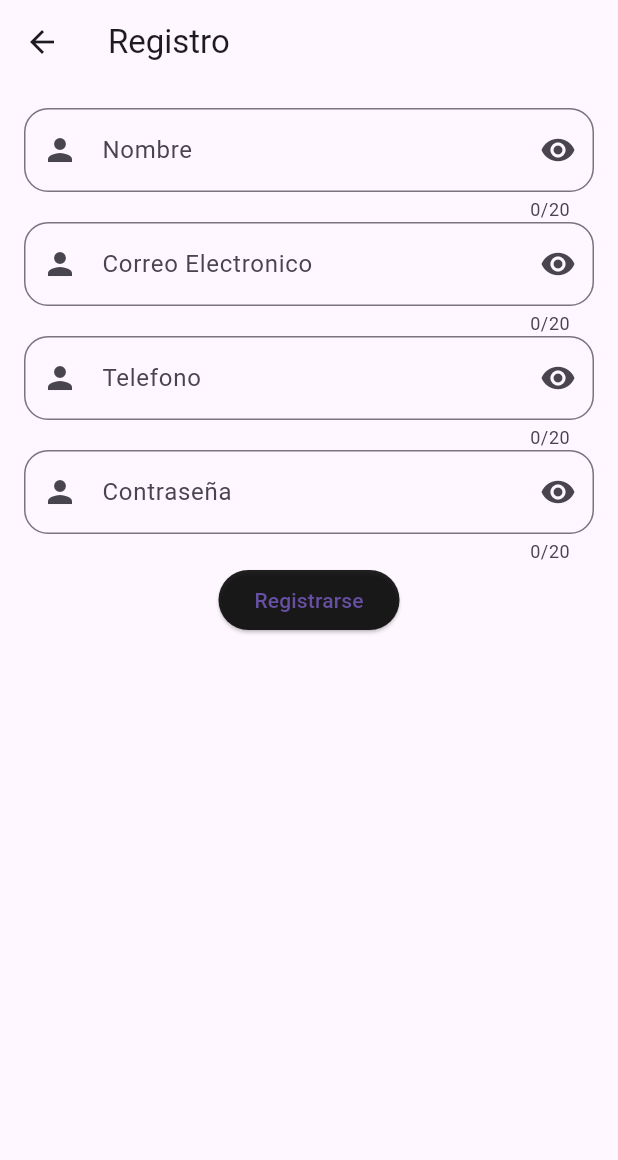
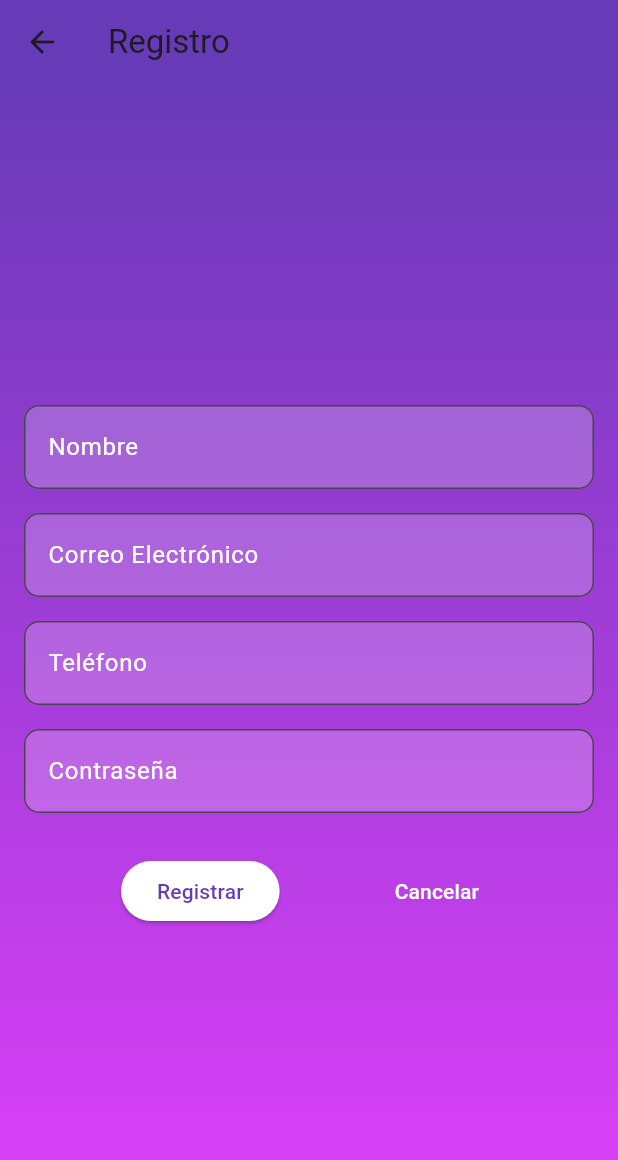
Before and after one commit to ctrejom/myapp, a Flutter app: the screen it shows after launch, after a tap on "Iniciar sesión", after a tap on "Registrarse", on a phone screen of 412 x 824 dp. Shown: the top 1160 px of the screen. Run offline on Flutter 3.47's test engine with Material 3 defaults, Android fonts, the phone set to English and light mode, and no system bars; network calls fail.

Commit message:
Agregue el diseno de las paginas de login y registro. Ahora es mas legible y tambien hayuna foto de gato en el Homepage (inicio)

```diff
--- a/lib/login_page.dart
+++ b/lib/login_page.dart
@@ -16,26 +16,44 @@ class LoginPage extends StatelessWidget {
         centerTitle: true,
         title: Text('Login'),
         titleTextStyle: TextStyle(color: Colors.white, fontSize: 30),
-        backgroundColor: Colors.black87,
+        backgroundColor: Colors.deepPurple,
       ),
-      body: Center(
+      body: Container(
+        decoration: BoxDecoration(
+          gradient: LinearGradient(
+            colors: [Colors.deepPurple, Colors.purpleAccent],
+            begin: Alignment.topCenter,
+            end: Alignment.bottomCenter,
+          ),
+        ),
+        child: Center(
           child: Padding(
             padding: const EdgeInsets.all(16),
             child: Form(
               key: formkey,
               child: Column(
+                mainAxisAlignment: MainAxisAlignment.center,
                 children: [
+                  Text(
+                    'Bienvenido',
+                    style: TextStyle(
+                      fontSize: 32,
+                      fontWeight: FontWeight.bold,
+                      color: Colors.white,
+                    ),
+                  ),
+                  SizedBox(height: 20),
                   CustomFormLogin(
                     controller: nombreController,
                     label: 'Nombre de Usuario',
-                validator: (valor) { //Validacion del nombre
+                    validator: (valor) {
                       if ((valor!.isEmpty)) {
                         return 'El nombre es obligatorio';
                       }
                       final usuario = valor.toUpperCase();
                       if ((usuario != 'CTREJOM@UNAH.HN') &&
                           (usuario != 'WAI.TSE@UNAH.HN')) {
-                    return 'El Usuario que ingreso es incorrecto';
+                        return 'El Usuario que ingresó es incorrecto';
                       }
                       return null;
                     },
@@ -43,12 +61,14 @@ class LoginPage extends StatelessWidget {
                   CustomFormLogin(
                     controller: contraseniaController,
                     label: 'Contraseña',
-                validator: (valor) { //Validacion de la contraseña
+                    obscureText: true,
+                    validator: (valor) {
                       if ((valor!.isEmpty)) {
                         return 'La Contraseña es obligatoria';
                       }
                       final usuario = nombreController.text.toUpperCase();
-                  if (usuario == 'CTREJOM@UNAH.HN' && valor != '20212000569') {
+                      if (usuario == 'CTREJOM@UNAH.HN' &&
+                          valor != '20212000569') {
                         return 'Contraseña incorrecta para el usuario';
                       } else if (usuario == 'WAI.TSE@UNAH.HN' &&
                           valor != '20212000972') {
@@ -57,8 +77,8 @@ class LoginPage extends StatelessWidget {
                       return null;
                     },
                   ),
-              Container(
-                  child: Row(
+                  SizedBox(height: 20),
+                  Row(
                     mainAxisAlignment: MainAxisAlignment.spaceEvenly,
                     children: [
                       ElevatedButton(
@@ -75,7 +95,8 @@ class LoginPage extends StatelessWidget {
                         },
                         child: const Text('Iniciar sesión'),
                         style: ElevatedButton.styleFrom(
-                        backgroundColor: Colors.black87,
+                          foregroundColor: Colors.deepPurple,
+                          backgroundColor: Colors.white,
                         ),
                       ),
                       TextButton(
@@ -83,16 +104,18 @@ class LoginPage extends StatelessWidget {
                           Navigator.pushNamed(context, 'Registrar');
                         },
                         child: const Text('Registrarse'),
-                      style: ElevatedButton.styleFrom(
-                        backgroundColor:
-                            Colors.black87, // Color del botón en modo oscuro
+                        style: TextButton.styleFrom(
+                          foregroundColor: Colors.white,
                         ),
                       ),
-                  ]))
+                    ],
+                  )
                 ],
               ),
             ),
-      )),
+          ),
+        ),
+      ),
     );
   }
 }
--- a/lib/main.dart
+++ b/lib/main.dart
@@ -13,13 +13,18 @@ class MyApp extends StatelessWidget {
     return MaterialApp(
       debugShowCheckedModeBanner: false,
       title: 'Tercera Tarea',
-      // home: const HomePage(),
-      initialRoute: 'login', // debe ser una ruta previamente definida
+      initialRoute: 'login',
       routes: {
         'login': (context) => LoginPage(),
         'Registrar': (context) => RegisterPage(),
         'Home': (context) => InicioPage(email: ''),
       },
+      theme: ThemeData(
+        primarySwatch: Colors.deepPurple,
+        textTheme: TextTheme(
+          bodyMedium: TextStyle(color: Colors.white),
+        ),
+      ),
     );
   }
 }
--- a/lib/register_page.dart
+++ b/lib/register_page.dart
@@ -15,21 +15,31 @@ class RegisterPage extends StatelessWidget {
     return Scaffold(
       appBar: AppBar(
         title: const Text('Registro'),
+        backgroundColor: Colors.deepPurple,
       ),
-        body: Center(
+      body: Container(
+        decoration: BoxDecoration(
+          gradient: LinearGradient(
+            colors: [Colors.deepPurple, Colors.purpleAccent],
+            begin: Alignment.topCenter,
+            end: Alignment.bottomCenter,
+          ),
+        ),
+        child: Center(
           child: Padding(
             padding: const EdgeInsets.all(16),
             child: Form(
               key: formkey,
-                child: Column(children: [
+              child: Column(
+                mainAxisAlignment: MainAxisAlignment.center,
+                children: [
                   CustomFormLogin(
                     label: 'Nombre',
                     controller: nombreController,
                     validator: (value) {
                       if (value == null || value.isEmpty) {
-                        return 'El nombre es obligatorios';
+                        return 'El nombre es obligatorio';
                       }
-
                       if (value.length < 3 || value.length > 10) {
                         return 'El nombre debe contener entre 3 y 10 caracteres';
                       }
@@ -37,36 +47,34 @@ class RegisterPage extends StatelessWidget {
                     },
                   ),
                   CustomFormLogin(
-                    label: 'Correo Electronico',
+                    label: 'Correo Electrónico',
                     controller: correoController,
                     validator: (value) {
                       if (value == null || value.isEmpty) {
-                        return 'El Correo Electronico es obligatorio';
+                        return 'El Correo Electrónico es obligatorio';
                       }
-
                       if (!value.contains('@')) {
-                        return 'El Correo Electronico debe contener un @';
+                        return 'El Correo Electrónico debe contener un @';
                       }
                       if (value.indexOf('@') != value.lastIndexOf('@')) {
                         return 'No puede haber más de un @';
                       }
                       if (!value.endsWith('@unah.hn')) {
-                        return 'El Correo Electronico debe contener unah.hn';
+                        return 'El Correo Electrónico debe contener unah.hn';
                       }
                       if (value.contains(' ')) {
-                        return 'El Correo Electronico no puede contener espacios';
+                        return 'El Correo Electrónico no puede contener espacios';
                       }
-
                       return null;
                     },
                   ),
                   CustomFormLogin(
-                    label: 'Telefono',
+                    label: 'Teléfono',
                     controller: telefonoController,
                     keyboardType: TextInputType.number,
                     validator: (value) {
                       if (value == null || value.isEmpty) {
-                        return 'El Telefono es obligatorio';
+                        return 'El Teléfono es obligatorio';
                       }
                       if (value.length != 8) {
                         return 'El Teléfono debe tener exactamente 8 números';
@@ -89,52 +97,65 @@ class RegisterPage extends StatelessWidget {
                   CustomFormLogin(
                     label: 'Contraseña',
                     controller: contraseniaController,
+                    obscureText: true,
                     validator: (value) {
                       if (value == null || value.isEmpty) {
-                        return 'La contraseña es obligatoria';
+                        return 'La Contraseña es obligatoria';
                       }
                       if (value.length < 8) {
-                        return 'La contraseña debe tener al menos 8 caracteres';
+                        return 'La Contraseña debe tener al menos 8 caracteres';
                       }
-
-                      if (!value.contains(RegExp(r'[A-Z]'))) {
-                        return 'La contraseña debe contener al menos una letra mayúscula';
+                      if (value.contains(' ')) {
+                        return 'La Contraseña no puede contener espacios';
                       }
-                      if (!value.contains(RegExp(r'[a-z]'))) {
-                        return 'La contraseña debe contener al menos una letra minúscula';
+                      if (!RegExp(r'[A-Z]').hasMatch(value)) {
+                        return 'La Contraseña debe tener al menos una mayúscula';
                       }
-                      if (!value.contains(RegExp(r'[!@#$%^&*()_+-]'))) {
-                        return 'La contraseña debe contener al menos un carácter especial';
+                      if (!RegExp(r'[a-z]').hasMatch(value)) {
+                        return 'La Contraseña debe tener al menos una minúscula';
+                      }
+                      if (!RegExp(r'[0-9]').hasMatch(value)) {
+                        return 'La Contraseña debe tener al menos un número';
+                      }
+                      if (!RegExp(r'[!@#\$&*~]').hasMatch(value)) {
+                        return 'La Contraseña debe tener al menos un caracter especial';
                       }
                       return null;
                     },
                   ),
-                  Container(
-                    child: Row(
+                  SizedBox(height: 20),
+                  Row(
                     mainAxisAlignment: MainAxisAlignment.spaceEvenly,
                     children: [
                       ElevatedButton(
                         onPressed: () {
                           if (formkey.currentState!.validate()) {
-                              print('Nombre de usuario: ${nombreController.text}');
-                              print( 'Correo Electronico: ${correoController.text}');
-                              print('Telefono: ${telefonoController.text}');
-                              print('Contraseña: ${contraseniaController.text}');
+                            // Acción a definir para registro exitoso
+                            Navigator.pushNamed(context, 'login');
                           }
                         },
-                          child: const Text('Registrarse'),
+                        child: const Text('Registrar'),
                         style: ElevatedButton.styleFrom(
-                            backgroundColor: Colors.black87,
+                          foregroundColor: Colors.deepPurple, backgroundColor: Colors.white,
                         ),
                       ),
-                      ]
-                    )
-                  )
-                ]
+                      TextButton(
+                        onPressed: () {
+                          Navigator.pushNamed(context, 'login');
+                        },
+                        child: const Text('Cancelar'),
+                        style: TextButton.styleFrom(
+                          foregroundColor: Colors.white,
                         ),
-            )
                       ),
-        )
+                    ],
+                  ),
+                ],
+              ),
+            ),
+          ),
+        ),
+      ),
     );
   }
 }
--- a/lib/widgets/custom_form_login.dart
+++ b/lib/widgets/custom_form_login.dart
@@ -1,33 +1,39 @@
 import 'package:flutter/material.dart';
 
 class CustomFormLogin extends StatelessWidget {
-  const CustomFormLogin({
-    super.key,
+  final String label;
+  final TextEditingController controller;
+  final bool obscureText;
+  final TextInputType keyboardType;
+  final String? Function(String?)? validator;
+
+  CustomFormLogin({
     required this.label,
     required this.controller,
+    this.obscureText = false,
+    this.keyboardType = TextInputType.text,
     this.validator,
-    this.keyboardType,
   });
-
-  final String label;
-  final TextEditingController controller;
-  final String? Function(String?)? validator;
-  final TextInputType? keyboardType;
 
   @override
   Widget build(BuildContext context) {
-    return TextFormField(
-      controller: controller,
-      validator: validator,
-      keyboardType: keyboardType,
-      maxLength: 20,
-      maxLines: 1,
-      decoration: InputDecoration(
-        label: Text(label),
-        border: OutlineInputBorder(borderRadius: BorderRadius.circular(16)),
-        errorText: null,
-        suffixIcon: Icon(Icons.remove_red_eye),
-        prefixIcon: Icon(Icons.person),
+    return Padding(
+      padding: const EdgeInsets.symmetric(vertical: 8.0),
+      child: TextFormField(
+        controller: controller,
+        obscureText: obscureText,
+        keyboardType: keyboardType,
+        decoration: InputDecoration(
+          labelText: label,
+          filled: true,
+          fillColor: Colors.white.withOpacity(0.2),
+          border: OutlineInputBorder(
+            borderRadius: BorderRadius.circular(10),
+          ),
+          labelStyle: TextStyle(color: Colors.white),
+        ),
+        style: TextStyle(color: Colors.white),
+        validator: validator,
       ),
     );
   }
```
Also changed, not shown: lib/inicio_page.dart (+32 -3 lines). Lines whose indentation alone changed are shown as unchanged.
